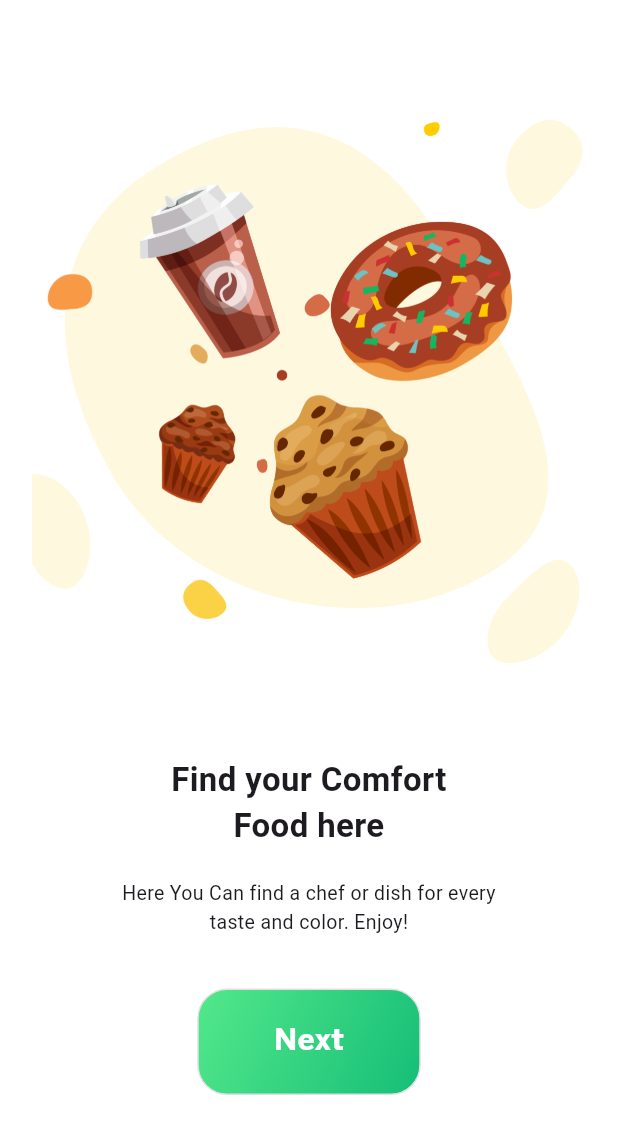
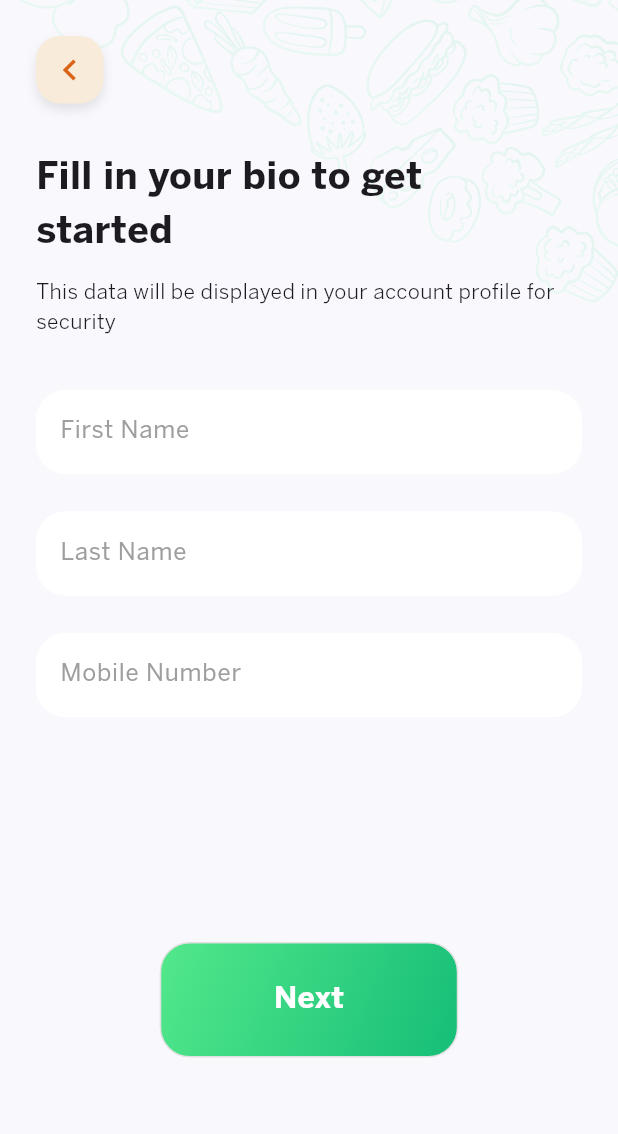
Before and after one commit to Laptopcorei7/food_ninja, a Flutter app: the screen it shows after launch, on a phone screen of 412 x 824 dp. Shown: the top 1134 px of the screen. Run offline on Flutter 3.47's test engine with Material 3 defaults, Android fonts, the phone set to English and light mode, and no system bars; our stand-ins replace bloc; generated files the repository leaves out were written again; Roboto replaces fonts that are missing (BentonSans Bold, BentonSans Book).

Commit message:
Added the first signup process page

```diff
--- a/lib/app/view/app.dart
+++ b/lib/app/view/app.dart
@@ -2,6 +2,7 @@ import 'package:flutter/material.dart';
 import 'package:food_ninja/l10n/l10n.dart';
 import 'package:food_ninja/src/screens/onboarding_screen.dart';
 import 'package:food_ninja/src/screens/sign_in_screen.dart';
+import 'package:food_ninja/src/screens/sign_up_process_screen.dart';
 import 'package:food_ninja/src/screens/sign_up_screen.dart';
 
 class App extends StatelessWidget {
@@ -17,11 +18,12 @@ class App extends StatelessWidget {
         ),
         useMaterial3: true,
       ),
-      initialRoute: '/onboarding',
+      initialRoute: '/process',
       routes: {
         '/onboarding': (context) => const LoadingScreen(),
         '/login': (context) => const SignInScreen(),
         '/signup': (context) => const SignUpScreen(),
+        '/process': (context) => const SignUpProcessScreen(),
       },
       localizationsDelegates: AppLocalizations.localizationsDelegates,
       supportedLocales: AppLocalizations.supportedLocales,
--- a/lib/src/screens/onboarding_screen.dart
+++ b/lib/src/screens/onboarding_screen.dart
@@ -113,8 +113,7 @@ class FirstOnboardingScreen extends StatelessWidget {
               textAlign: TextAlign.center,
               style: TextStyle(
                 fontSize: 22,
-                fontFamily: 'BentonSans Bold',
-                fontWeight: FontWeight.bold,
+                fontFamily: 'BentonSansBold',
               ),
             ),
           ),
@@ -125,12 +124,14 @@ class FirstOnboardingScreen extends StatelessWidget {
               textAlign: TextAlign.center,
               style: TextStyle(
                 fontSize: 13,
-                fontFamily: 'BentonSans Book',
+                fontFamily: 'BentonSansBook',
               ),
             ),
           ),
           const SizedBox(height: 35),
           MajorButton(
+            horizontal: 50,
+            vertical: 20,
             textonButton: 'Next',
             onPress: () {
               Navigator.of(context).push(
@@ -180,8 +181,7 @@ class SecondOnboardingScreen extends StatelessWidget {
               textAlign: TextAlign.center,
               style: TextStyle(
                 fontSize: 22,
-                fontFamily: 'BentonSans Bold',
-                fontWeight: FontWeight.bold,
+                fontFamily: 'BentonSansBold',
               ),
             ),
           ),
@@ -192,12 +192,14 @@ class SecondOnboardingScreen extends StatelessWidget {
               textAlign: TextAlign.center,
               style: TextStyle(
                 fontSize: 13,
-                fontFamily: 'BentonSans Book',
+                fontFamily: 'BentonSansBook',
               ),
             ),
           ),
           const SizedBox(height: 35),
           MajorButton(
+            horizontal: 50,
+            vertical: 20,
             textonButton: 'Next',
             onPress: () {
               Navigator.of(context)
--- a/lib/src/screens/sign_in_screen.dart
+++ b/lib/src/screens/sign_in_screen.dart
@@ -151,6 +151,8 @@ class _SignInState extends State<SignInScreen> {
                     width: double.infinity,
                     child: Center(
                       child: MajorButton(
+                        horizontal: 50,
+                        vertical: 20,
                         textonButton: 'Login',
                       ),
                     ),
--- /dev/null
+++ b/lib/src/screens/sign_up_process_screen.dart
@@ -0,0 +1,178 @@
+import 'package:flutter/material.dart';
+import 'package:food_ninja/src/widgets/custom_back_button.dart';
+import 'package:food_ninja/src/widgets/major_button.dart';
+
+class SignUpProcessScreen extends StatefulWidget {
+  const SignUpProcessScreen({super.key});
+
+  @override
+  State<SignUpProcessScreen> createState() => _SignUpProcessState();
+}
+
+class _SignUpProcessState extends State<SignUpProcessScreen> {
+  @override
+  Widget build(BuildContext context) {
+    return Scaffold(
+      backgroundColor: const Color.fromARGB(255, 249, 249, 253),
+      body: Stack(
+        children: [
+          // Top-right positioned pattern image
+          Positioned(
+            top: 0,
+            left: 0,
+            right: 0,
+            child: Image.asset(
+              'assets/images/pattern_2.png',
+              fit: BoxFit.cover,
+              height: 250,
+              width: 200,
+            ),
+          ),
+
+          SafeArea(
+            child: SingleChildScrollView(
+              child: Padding(
+                padding: const EdgeInsets.all(24),
+                child: Column(
+                  crossAxisAlignment: CrossAxisAlignment.start,
+                  children: [
+                    SizedBox(
+                      width: 45,
+                      height: 45,
+                      child: CustomBackButton(
+                        onTap: () {
+                          Navigator.pop(context);
+                        },
+                      ),
+                    ),
+                    const SizedBox(height: 32),
+
+                    // Title
+                    const Text(
+                      'Fill in your bio to get\nstarted',
+                      style: TextStyle(
+                        fontFamily: 'BentonSansBold',
+                        fontSize: 25,
+                      ),
+                    ),
+                    const SizedBox(height: 12),
+
+                    // Description
+                    const Text(
+                      'This data will be displayed in your account profile for security',
+                      style: TextStyle(
+                        fontFamily: 'BentonSansBook',
+                        fontSize: 14,
+                      ),
+                    ),
+                    const SizedBox(height: 35), // Space below the description
+
+                    // First Name Text Field
+                    TextField(
+                      style: const TextStyle(
+                        fontFamily: 'BentonSansRegular',
+                      ),
+                      decoration: InputDecoration(
+                        hintText: 'First Name',
+                        hintStyle: const TextStyle(
+                          fontFamily: 'BentonSansRegular',
+                          color: Colors.grey,
+                        ),
+                        filled: true,
+                        fillColor: Colors.white,
+                        enabledBorder: OutlineInputBorder(
+                          borderRadius: BorderRadius.circular(20),
+                          borderSide: const BorderSide(
+                            color: Colors.white,
+                          ),
+                        ),
+                        focusedBorder: OutlineInputBorder(
+                          borderRadius: BorderRadius.circular(20),
+                          borderSide: const BorderSide(
+                            color: Colors.white,
+                            width: 2,
+                          ),
+                        ),
+                      ),
+                    ),
+
+                    const SizedBox(height: 25), // Space between text fields
+
+                    TextField(
+                      style: const TextStyle(
+                        fontFamily: 'BentonSansRegular',
+                      ),
+                      decoration: InputDecoration(
+                        hintText: 'Last Name',
+                        hintStyle: const TextStyle(
+                          fontFamily: 'BentonSansRegular',
+                          color: Colors.grey,
+                        ),
+                        filled: true,
+                        fillColor: Colors.white,
+                        enabledBorder: OutlineInputBorder(
+                          borderRadius: BorderRadius.circular(20),
+                          borderSide: const BorderSide(
+                            color: Colors.white,
+                          ),
+                        ),
+                        focusedBorder: OutlineInputBorder(
+                          borderRadius: BorderRadius.circular(20),
+                          borderSide: const BorderSide(
+                            color: Colors.white,
+                            width: 2,
+                          ),
+                        ),
+                      ),
+                    ),
+                    const SizedBox(height: 25),
+
+                    TextField(
+                      keyboardType:
+                          TextInputType.phone, // Suggests numeric keyboard
+                      style: const TextStyle(
+                        fontFamily: 'BentonSansRegular',
+                      ),
+                      decoration: InputDecoration(
+                        hintText: 'Mobile Number',
+                        hintStyle: const TextStyle(
+                          fontFamily: 'BentonSansRegular',
+                          color: Colors.grey,
+                        ),
+                        filled: true,
+                        fillColor: Colors.white,
+                        enabledBorder: OutlineInputBorder(
+                          borderRadius: BorderRadius.circular(20),
+                          borderSide: const BorderSide(
+                            color: Colors.white,
+                          ),
+                        ),
+                        focusedBorder: OutlineInputBorder(
+                          borderRadius: BorderRadius.circular(20),
+                          borderSide: const BorderSide(
+                            color: Colors.white,
+                            width: 2,
+                          ),
+                        ),
+                      ),
+                    ),
+                    const SizedBox(height: 150),
+
+                    Center(
+                      child: MajorButton(
+                        horizontal: 75,
+                        vertical: 23,
+                        textonButton: 'Next',
+                        onPress: () {},
+                      ),
+                    ),
+                  ],
+                ),
+              ),
+            ),
+          ),
+        ],
+      ),
+    );
+  }
+}
--- a/lib/src/screens/sign_up_screen.dart
+++ b/lib/src/screens/sign_up_screen.dart
@@ -71,7 +71,11 @@ class _SignUpState extends State<SignUpScreen> {
 
                   const SizedBox(height: 45),
 
-                  const MajorButton(textonButton: 'Create Account'),
+                  const MajorButton(
+                    horizontal: 50,
+                    vertical: 20,
+                    textonButton: 'Create Account',
+                  ),
 
                   const SizedBox(height: 20),
 
--- /dev/null
+++ b/lib/src/widgets/custom_back_button.dart
@@ -0,0 +1,37 @@
+import 'package:flutter/material.dart';
+
+class CustomBackButton extends StatelessWidget {
+  const CustomBackButton({required this.onTap, super.key});
+  final VoidCallback onTap;
+
+  @override
+  Widget build(BuildContext context) {
+    return GestureDetector(
+      onTap: onTap,
+      child: Container(
+        width: 50,
+        height: 50,
+        decoration: BoxDecoration(
+          color: const Color.fromARGB(255, 248, 235, 217),
+          borderRadius: BorderRadius.circular(16),
+          boxShadow: const [
+            BoxShadow(
+              color: Color(
+                0x19000000,
+              ),
+              offset: Offset(0, 4),
+              blurRadius: 6,
+            ),
+          ],
+        ),
+        child: const Center(
+          child: Icon(
+            Icons.chevron_left,
+            color: Color(0xFFDA6317),
+            size: 28,
+          ),
+        ),
+      ),
+    );
+  }
+}
--- a/lib/src/widgets/major_button.dart
+++ b/lib/src/widgets/major_button.dart
@@ -2,11 +2,14 @@ import 'package:flutter/material.dart';
 
 class MajorButton extends StatelessWidget {
   const MajorButton({
+    required this.horizontal,
+    required this.vertical,
     required this.textonButton,
     this.onPress,
     super.key,
   });
-
+  final double horizontal;
+  final double vertical;
   final String textonButton;
   final VoidCallback? onPress;
 
@@ -29,9 +32,9 @@ class MajorButton extends StatelessWidget {
           border: Border.all(color: Colors.grey.shade300),
         ),
         child: Container(
-          padding: const EdgeInsets.symmetric(
-            horizontal: 50,
-            vertical: 20,
+          padding: EdgeInsets.symmetric(
+            horizontal: horizontal,
+            vertical: vertical,
           ),
           child: Row(
             mainAxisSize: MainAxisSize.min,
```
Also changed, not shown: assets/images/pattern_2.png (added), 4 other files.
